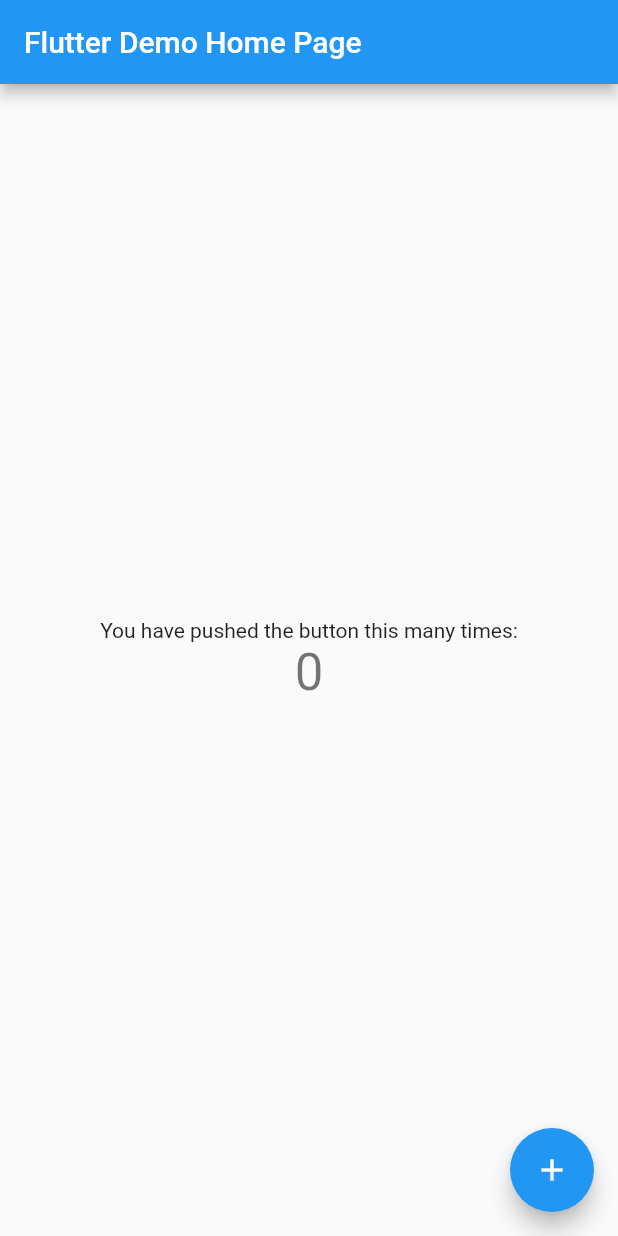
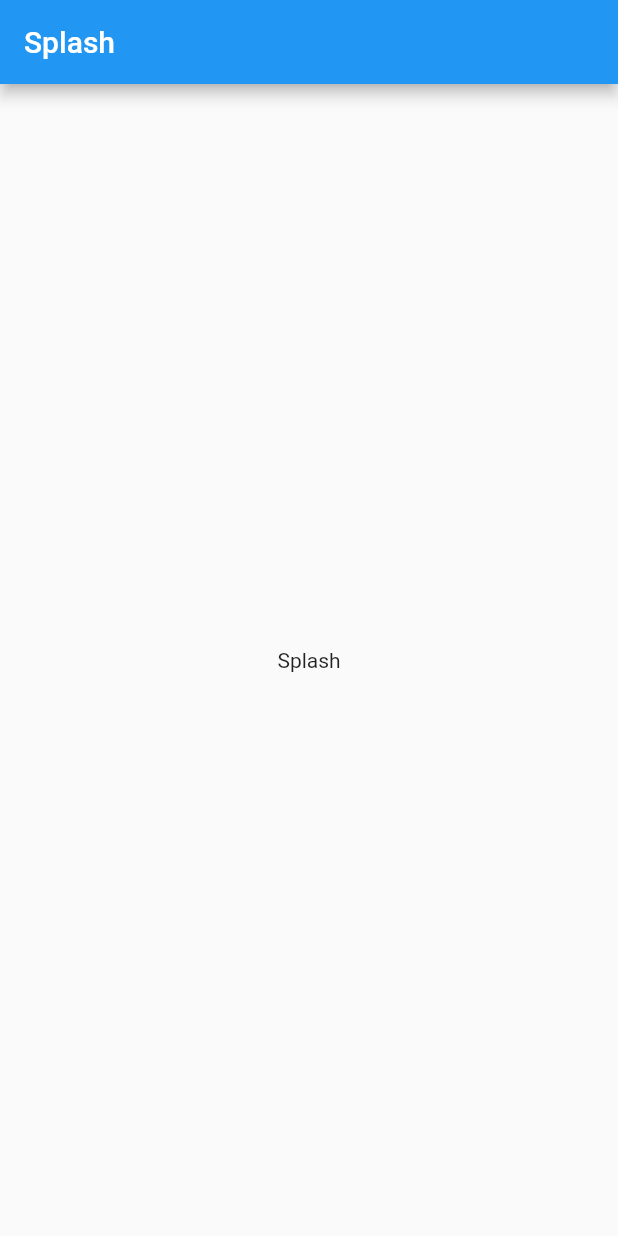
Before and after one commit to Giovanni-Lopez/sales_shoes, a Flutter app: the screen it shows after launch, on a phone screen of 412 x 824 dp. Run offline on Flutter 3.47's test engine with Material 2 defaults, Android fonts, the phone set to English and light mode, and no system bars.

Commit message:
Se añadieron vistas

```diff
--- a/lib/main.dart
+++ b/lib/main.dart
@@ -1,115 +1,33 @@
 import 'package:flutter/material.dart';
+import 'package:sales_shoes/screen/Splash/splash.dart';
+import 'package:sales_shoes/screen/welcome/welcome.dart';
+import 'package:sales_shoes/utils/appBar.dart';
+import 'package:sales_shoes/utils/rowPrueba.dart';
 
-void main() {
-  runApp(const MyApp());
+void main() => runApp(MyApp());
+
+class MyApp extends StatefulWidget {
+  @override
+  State<MyApp> createState() => _MyAppState();
 }
 
-class MyApp extends StatelessWidget {
-  const MyApp({Key? key}) : super(key: key);
-
-  // This widget is the root of your application.
+class _MyAppState extends State<MyApp> {
   @override
   Widget build(BuildContext context) {
     return MaterialApp(
-      title: 'Flutter Demo',
-      theme: ThemeData(
-        // This is the theme of your application.
-        //
-        // Try running your application with "flutter run". You'll see the
-        // application has a blue toolbar. Then, without quitting the app, try
-        // changing the primarySwatch below to Colors.green and then invoke
-        // "hot reload" (press "r" in the console where you ran "flutter run",
-        // or simply save your changes to "hot reload" in a Flutter IDE).
-        // Notice that the counter didn't reset back to zero; the application
-        // is not restarted.
-        primarySwatch: Colors.blue,
+      initialRoute: 'splash',
+      routes: {
+        'welcome':(BuildContext context) => Welcome(),
+        'splash' :(BuildContext context) => Splash(),
+      },
+      title: 'Material App',
+      home: Scaffold(
+        body: Center(
+          child: Container(
+            child: RowPrueba(),
+          ),
+        ),
       ),
-      home: const MyHomePage(title: 'Flutter Demo Home Page'),
     );
   }
 }
-
-class MyHomePage extends StatefulWidget {
-  const MyHomePage({Key? key, required this.title}) : super(key: key);
-
-  // This widget is the home page of your application. It is stateful, meaning
-  // that it has a State object (defined below) that contains fields that affect
-  // how it looks.
-
-  // This class is the configuration for the state. It holds the values (in this
-  // case the title) provided by the parent (in this case the App widget) and
-  // used by the build method of the State. Fields in a Widget subclass are
-  // always marked "final".
-
-  final String title;
-
-  @override
-  State<MyHomePage> createState() => _MyHomePageState();
-}
-
-class _MyHomePageState extends State<MyHomePage> {
-  int _counter = 0;
-
-  void _incrementCounter() {
-    setState(() {
-      // This call to setState tells the Flutter framework that something has
-      // changed in this State, which causes it to rerun the build method below
-      // so that the display can reflect the updated values. If we changed
-      // _counter without calling setState(), then the build method would not be
-      // called again, and so nothing would appear to happen.
-      _counter++;
-    });
-  }
-
-  @override
-  Widget build(BuildContext context) {
-    // This method is rerun every time setState is called, for instance as done
-    // by the _incrementCounter method above.
-    //
-    // The Flutter framework has been optimized to make rerunning build methods
-    // fast, so that you can just rebuild anything that needs updating rather
-    // than having to individually change instances of widgets.
-    return Scaffold(
-      appBar: AppBar(
-        // Here we take the value from the MyHomePage object that was created by
-        // the App.build method, and use it to set our appbar title.
-        title: Text(widget.title),
-      ),
-      body: Center(
-        // Center is a layout widget. It takes a single child and positions it
-        // in the middle of the parent.
-        child: Column(
-          // Column is also a layout widget. It takes a list of children and
-          // arranges them vertically. By default, it sizes itself to fit its
-          // children horizontally, and tries to be as tall as its parent.
-          //
-          // Invoke "debug painting" (press "p" in the console, choose the
-          // "Toggle Debug Paint" action from the Flutter Inspector in Android
-          // Studio, or the "Toggle Debug Paint" command in Visual Studio Code)
-          // to see the wireframe for each widget.
-          //
-          // Column has various properties to control how it sizes itself and
-          // how it positions its children. Here we use mainAxisAlignment to
-          // center the children vertically; the main axis here is the vertical
-          // axis because Columns are vertical (the cross axis would be
-          // horizontal).
-          mainAxisAlignment: MainAxisAlignment.center,
-          children: <Widget>[
-            const Text(
-              'You have pushed the button this many times:',
-            ),
-            Text(
-              '$_counter',
-              style: Theme.of(context).textTheme.headline4,
-            ),
-          ],
-        ),
-      ),
-      floatingActionButton: FloatingActionButton(
-        onPressed: _incrementCounter,
-        tooltip: 'Increment',
-        child: const Icon(Icons.add),
-      ), // This trailing comma makes auto-formatting nicer for build methods.
-    );
-  }
-}
--- /dev/null
+++ b/lib/screen/Splash/splash.dart
@@ -0,0 +1,24 @@
+import 'package:flutter/material.dart';
+
+void main() => runApp(Splash());
+
+class Splash extends StatelessWidget {
+  @override
+  Widget build(BuildContext context) {
+    return MaterialApp(
+      debugShowCheckedModeBanner: false,
+      title: 'Material App',
+      home: Scaffold(
+        appBar: AppBar(
+
+          title: Text('Splash'),
+        ),
+        body: Center(
+          child: Container(
+            child: Text('Splash'),
+          ),
+        ),
+      ),
+    );
+  }
+}
```
Also changed, not shown: lib/screen/welcome/welcome.dart (added, +22 -0 lines), lib/utils/appBar.dart (added, +14 -0 lines), lib/utils/rowPrueba.dart (added, +13 -0 lines), pubspec.yaml (+22 -2 lines), img/icon_1.png (added), img/icon_2.png (added), img/icon_3.png (added), pubspec.lock, 7 other files.
